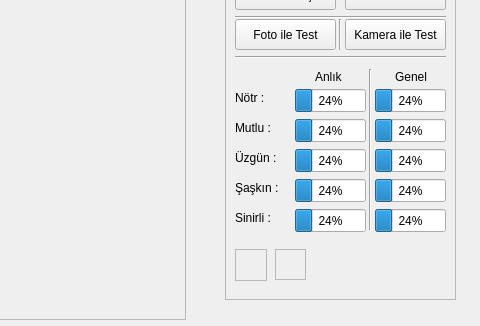
Old version of the form DeepFacialEmotion07All/hazirtest/guiHazirTest.ui in the repository onurgunes/DeepFacialEmotion; both pictures show x 455 to 935 and y 171 to 497 of the 935 by 497 pixel window.
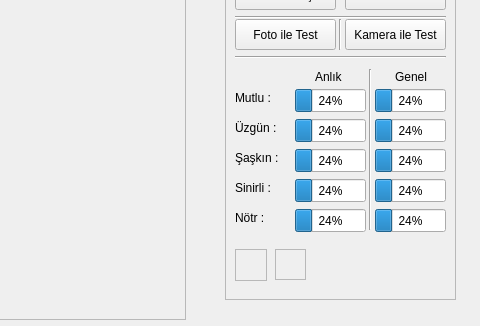
New version of the form. Icons and pictures are not drawn.

```diff
--- a/DeepFacialEmotion07All/hazirtest/guiHazirTest.ui
+++ b/DeepFacialEmotion07All/hazirtest/guiHazirTest.ui
@@ -36,7 +36,7 @@
    <property name="geometry">
     <rect>
      <x>750</x>
-     <y>380</y>
+     <y>350</y>
      <width>71</width>
      <height>23</height>
     </rect>
@@ -65,7 +65,7 @@
    <property name="geometry">
     <rect>
      <x>750</x>
-     <y>260</y>
+     <y>380</y>
      <width>71</width>
      <height>23</height>
     </rect>
@@ -78,7 +78,7 @@
    <property name="geometry">
     <rect>
      <x>750</x>
-     <y>320</y>
+     <y>290</y>
      <width>71</width>
      <height>23</height>
     </rect>
@@ -91,7 +91,7 @@
    <property name="geometry">
     <rect>
      <x>750</x>
-     <y>290</y>
+     <y>260</y>
      <width>71</width>
      <height>23</height>
     </rect>
@@ -104,7 +104,7 @@
    <property name="geometry">
     <rect>
      <x>750</x>
-     <y>350</y>
+     <y>320</y>
      <width>71</width>
      <height>23</height>
     </rect>
@@ -133,7 +133,7 @@
    <property name="geometry">
     <rect>
      <x>690</x>
-     <y>260</y>
+     <y>380</y>
      <width>51</width>
      <height>17</height>
     </rect>
@@ -146,7 +146,7 @@
    <property name="geometry">
     <rect>
      <x>690</x>
-     <y>380</y>
+     <y>350</y>
      <width>51</width>
      <height>17</height>
     </rect>
@@ -159,7 +159,7 @@
    <property name="geometry">
     <rect>
      <x>690</x>
-     <y>290</y>
+     <y>260</y>
      <width>51</width>
      <height>17</height>
     </rect>
@@ -172,7 +172,7 @@
    <property name="geometry">
     <rect>
      <x>690</x>
-     <y>350</y>
+     <y>320</y>
      <width>51</width>
      <height>17</height>
     </rect>
@@ -214,7 +214,7 @@
    <property name="geometry">
     <rect>
      <x>690</x>
-     <y>320</y>
+     <y>290</y>
      <width>51</width>
      <height>17</height>
     </rect>
@@ -441,7 +441,7 @@
    <property name="geometry">
     <rect>
      <x>830</x>
-     <y>260</y>
+     <y>380</y>
      <width>71</width>
      <height>23</height>
     </rect>
@@ -454,7 +454,7 @@
    <property name="geometry">
     <rect>
      <x>830</x>
-     <y>290</y>
+     <y>260</y>
      <width>71</width>
      <height>23</height>
     </rect>
@@ -467,7 +467,7 @@
    <property name="geometry">
     <rect>
      <x>830</x>
-     <y>320</y>
+     <y>290</y>
      <width>71</width>
      <height>23</height>
     </rect>
@@ -480,7 +480,7 @@
    <property name="geometry">
     <rect>
      <x>830</x>
-     <y>350</y>
+     <y>320</y>
      <width>71</width>
      <height>23</height>
     </rect>
@@ -493,7 +493,7 @@
    <property name="geometry">
     <rect>
      <x>830</x>
-     <y>380</y>
+     <y>350</y>
      <width>71</width>
      <height>23</height>
     </rect>
```
